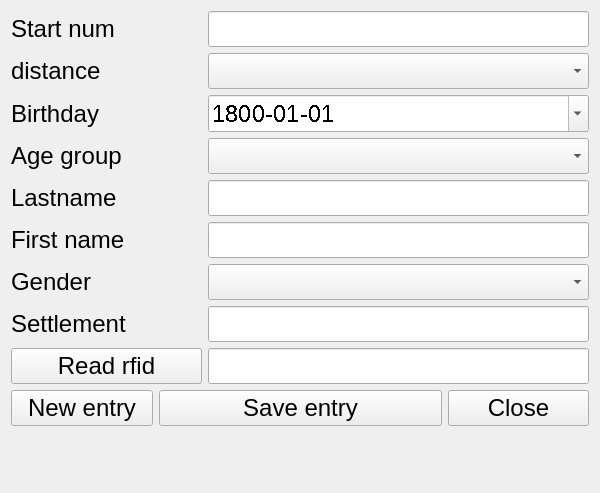
The window that src/views/localentry/localentry.ui (stivehu/um3) describes before a commit, drawn with Qt 5.
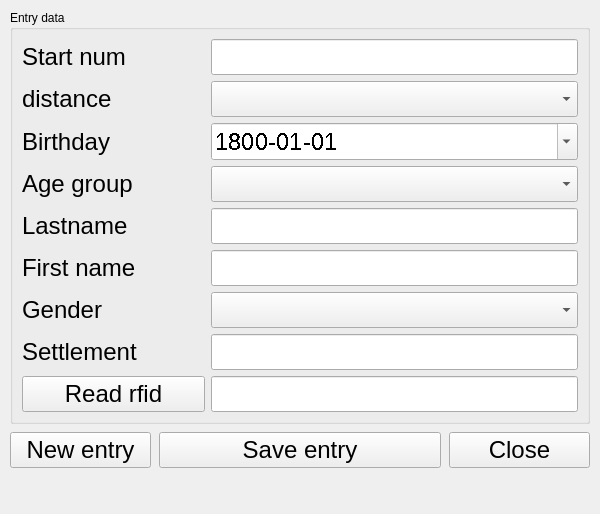
The same window after the commit.

The edit to the form file:
```diff
--- a/src/views/localentry/localentry.ui
+++ b/src/views/localentry/localentry.ui
@@ -10,7 +10,7 @@
     <x>0</x>
     <y>0</y>
     <width>600</width>
-    <height>493</height>
+    <height>510</height>
    </rect>
   </property>
   <property name="sizePolicy">
@@ -28,13 +28,31 @@
   <property name="inputMethodHints">
    <set>Qt::ImhDate</set>
   </property>
-  <layout class="QGridLayout" name="gridLayout">
-   <item row="0" column="0">
     <layout class="QVBoxLayout" name="verticalLayout_3">
+   <property name="leftMargin">
+    <number>10</number>
+   </property>
+   <property name="topMargin">
+    <number>10</number>
+   </property>
+   <property name="rightMargin">
+    <number>10</number>
+   </property>
+   <property name="bottomMargin">
+    <number>10</number>
+   </property>
+   <property name="spacing">
+    <number>8</number>
+   </property>
      <item>
-      <layout class="QVBoxLayout" name="verticalLayout_2">
-       <item>
+    <widget class="QGroupBox" name="entryDataGroupBox">
+     <property name="title">
+      <string>Entry data</string>
+     </property>
         <layout class="QVBoxLayout" name="verticalLayout">
+      <property name="spacing">
+       <number>6</number>
+      </property>
          <item>
           <layout class="QHBoxLayout" name="horizontalLayout" stretch="1,2">
            <item>
@@ -471,6 +489,7 @@
           </layout>
          </item>
         </layout>
+    </widget>
        </item>
        <item>
         <layout class="QHBoxLayout" name="horizontalLayout_10" stretch="1,2,1">
@@ -533,8 +552,6 @@
          </item>
         </layout>
        </item>
-      </layout>
-     </item>
      <item>
       <widget class="QLabel" name="statusBarLabel">
        <property name="sizePolicy">
@@ -552,8 +569,6 @@
         <string/>
        </property>
       </widget>
-     </item>
-    </layout>
    </item>
   </layout>
  </widget>
```
Lines whose indentation alone changed are shown as unchanged.
